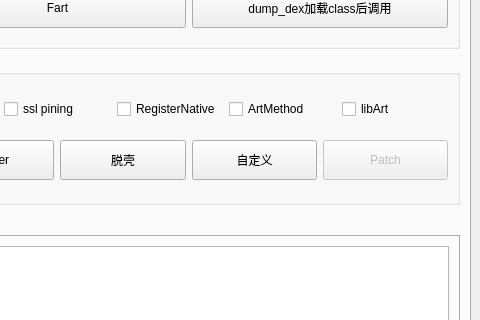
The window that ui/kmain.ui (dqzg12300/fridaUiTools) describes before a commit, drawn with Qt 5; both pictures show x 365 to 845 and y 168 to 488 of the 845 by 804 pixel window.
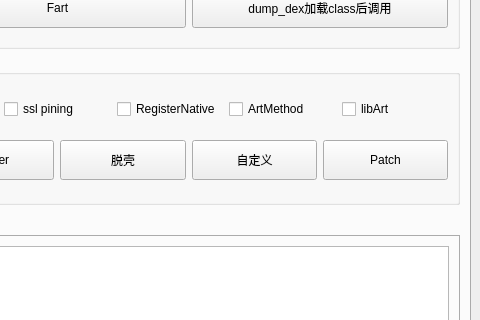
The same window after the commit.

```diff
--- a/ui/kmain.ui
+++ b/ui/kmain.ui
@@ -243,7 +243,7 @@
              <item>
               <widget class="QPushButton" name="btnPatch">
                <property name="enabled">
-                <bool>false</bool>
+                <bool>true</bool>
                </property>
                <property name="minimumSize">
                 <size>
```
